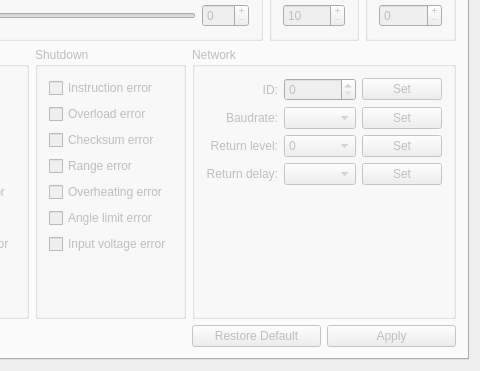
admo/DynamixelManager, file src/gui/dynamixelmanager.ui: the form before one commit; both pictures show x 492 to 972 and y 326 to 697 of the 972 by 697 pixel window.
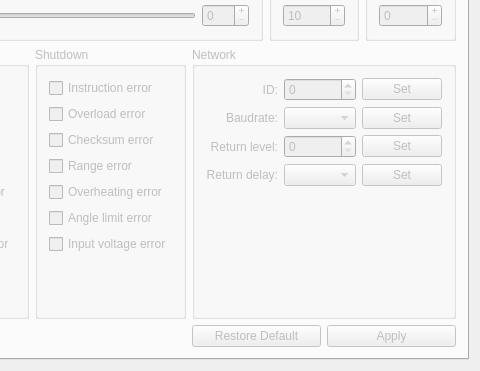
The form after the commit. The open tabs and pages were chosen to show the change.

What changed in the file:
```diff
--- a/src/gui/dynamixelmanager.ui
+++ b/src/gui/dynamixelmanager.ui
@@ -1310,10 +1310,17 @@
                 </widget>
                </item>
                <item row="7" column="1">
-                <widget class="QComboBox" name="returnDelayComboBox"/>
+                <widget class="QComboBox" name="returnDelayComboBox">
+                 <property name="enabled">
+                  <bool>false</bool>
+                 </property>
+                </widget>
                </item>
                <item row="7" column="2">
                 <widget class="QPushButton" name="setReturnDelayPushButton">
+                 <property name="enabled">
+                  <bool>false</bool>
+                 </property>
                  <property name="text">
                   <string>Set</string>
                  </property>
@@ -1332,25 +1339,6 @@
                  </property>
                 </spacer>
                </item>
-               <item row="5" column="1">
-                <widget class="QComboBox" name="statRetLevComboBox">
-                 <item>
-                  <property name="text">
-                   <string>0</string>
-                  </property>
-                 </item>
-                 <item>
-                  <property name="text">
-                   <string>1</string>
-                  </property>
-                 </item>
-                 <item>
-                  <property name="text">
-                   <string>2</string>
-                  </property>
-                 </item>
-                </widget>
-               </item>
                <item row="0" column="1">
                 <widget class="QSpinBox" name="idSpinBox">
                  <property name="maximum">
@@ -1358,6 +1346,13 @@
                  </property>
                 </widget>
                </item>
+               <item row="5" column="1">
+                <widget class="QSpinBox" name="statRetLevSpinBox">
+                 <property name="maximum">
+                  <number>2</number>
+                 </property>
+                </widget>
+               </item>
               </layout>
              </widget>
             </item>
```
Left out of the diff: 27 changed lines with no effect on the pictures.
